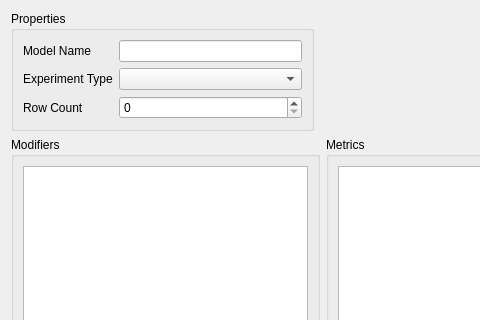
OpenSpeedShop/gui, file src/plugins/OpenSpeedShop/ModelManager/ModelDescriptorWidget.ui: the form before one commit; both pictures show x 0 to 480 and y 0 to 320 of the 639 by 501 pixel window.
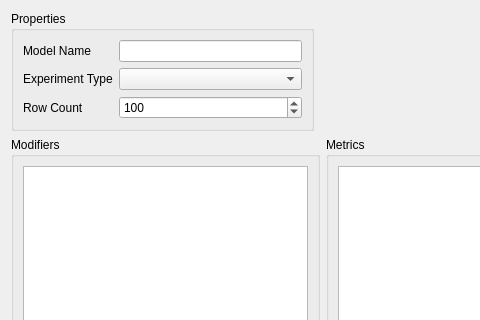
The form after the commit.

Commit message: ModelManagerDialog is mostly functional

```diff
--- a/src/plugins/OpenSpeedShop/ModelManager/ModelDescriptorWidget.ui
+++ b/src/plugins/OpenSpeedShop/ModelManager/ModelDescriptorWidget.ui
@@ -50,7 +50,17 @@
        </widget>
       </item>
       <item row="2" column="1">
-       <widget class="QSpinBox" name="txtRowCount"/>
+       <widget class="QSpinBox" name="txtRowCount">
+        <property name="maximum">
+         <number>2147483647</number>
+        </property>
+        <property name="singleStep">
+         <number>10</number>
+        </property>
+        <property name="value">
+         <number>100</number>
+        </property>
+       </widget>
       </item>
       <item row="0" column="0">
        <widget class="QLabel" name="lblModelName">
```
The commit also changes 19 other files.
